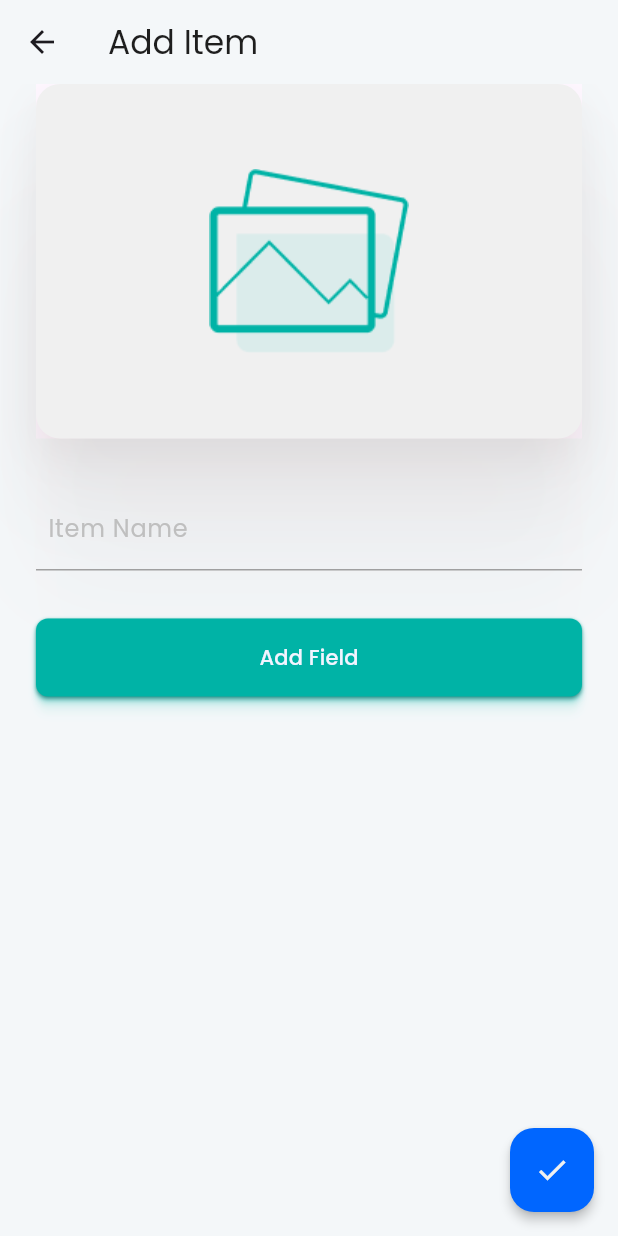
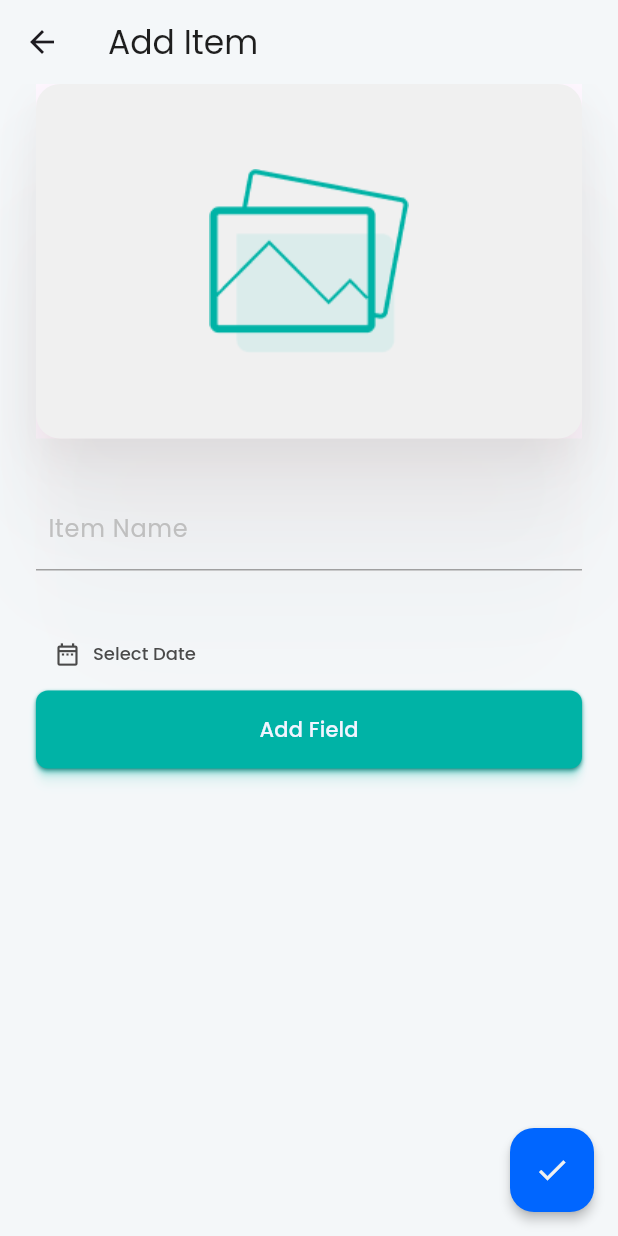
Before and after one commit to m-emrec/nfc_box, a Flutter app: the CreateItem screen opened by its route, on a phone screen of 412 x 824 dp. Run offline on Flutter 3.47's test engine with Material 3 defaults, Android fonts, the phone set to English and light mode, and no system bars; drawn by our look-alikes of toastification; our stand-ins replace cloud_firestore, email_validator, firebase_auth, firebase_core, flutter_markdown, flutter_riverpod and 6 more; missing offline and left inert: ticker_text; accounts and stored records are empty.

Commit message:
Add: UI Elements Added * field_name added * CreateItemModel added * Necessary text fields added * date_field added

```diff
--- /dev/null
+++ b/lib/features/create item/enums/field_names.dart
@@ -0,0 +1,7 @@
+// ignore_for_file: constant_identifier_names
+
+enum FieldNames {
+  Color,
+  Text,
+  Date,
+}
--- /dev/null
+++ b/lib/features/create item/model/field_model.dart
@@ -0,0 +1,15 @@
+import 'package:flutter/material.dart';
+
+class FieldModel {
+  final Widget fieldName;
+  final Widget field;
+  final TextEditingController fieldNameController;
+  final TextEditingController fieldController;
+
+  FieldModel({
+    required this.fieldName,
+    required this.field,
+    required this.fieldNameController,
+    required this.fieldController,
+  });
+}
--- /dev/null
+++ b/lib/features/create item/providers/providers.dart
@@ -0,0 +1,11 @@
+import 'package:flutter_riverpod/flutter_riverpod.dart';
+import 'package:nfc_box/features/create%20item/model/field_model.dart';
+import 'package:nfc_box/features/create%20item/model/item.dart';
+
+final fieldListProvider = StateProvider<List<FieldModel>>((ref) {
+  return [];
+});
+
+final itemProvider = StateProvider<CreateItemModel>((ref) {
+  return CreateItemModel();
+});
--- a/lib/features/create item/view/create_item.dart
+++ b/lib/features/create item/view/create_item.dart
@@ -1,18 +1,24 @@
 import 'package:flutter/material.dart';
+import 'package:flutter_riverpod/flutter_riverpod.dart';
 import 'package:gap/gap.dart';
+import 'package:nfc_box/features/create%20item/providers/providers.dart';
 
 import '../../../core/constants/app_paddings.dart';
 import '../../../core/utils/widgets/custom_text_field.dart';
 import 'widgets/field_list.dart';
 import 'widgets/image_container.dart';
 
-class CreateItem extends StatelessWidget {
+class CreateItem extends ConsumerWidget {
   const CreateItem({super.key});
 
   @override
-  Widget build(BuildContext context) {
+  Widget build(BuildContext context, WidgetRef ref) {
     var addItem = 'Add Item';
-    return Scaffold(
+    return PopScope(
+      onPopInvokedWithResult: (didPop, result) =>
+          ref.read(fieldListProvider).clear(),
+      child: Scaffold(
+        resizeToAvoidBottomInset: false,
         appBar: AppBar(
           title: Text(addItem),
         ),
@@ -23,16 +29,19 @@ class CreateItem extends StatelessWidget {
         body: Padding(
           padding: AppPaddings.authHPadding,
           child: SafeArea(
+            child: SingleChildScrollView(
               child: Column(
                 children: [
-              ImageContainer(),
-              MaxGap(AppPaddings.lPadding),
+                  const ImageContainer(),
+                  Gap(AppPaddings.lPadding),
                   CustomTextField(
                     label: "Item Name",
                   ),
-              MaxGap(AppPaddings.lPadding),
-              const FieldList(),
+                  Gap(AppPaddings.lPadding),
+                  FieldList(),
                 ],
+              ),
+            ),
           ),
         ),
       ),
--- a/lib/features/create item/view/widgets/field_list.dart
+++ b/lib/features/create item/view/widgets/field_list.dart
@@ -1,40 +1,76 @@
 import 'package:flutter/material.dart';
+import 'package:flutter_riverpod/flutter_riverpod.dart';
+import 'package:nfc_box/core/constants/app_paddings.dart';
+import 'package:nfc_box/core/utils/widgets/custom_text_field.dart';
+import 'package:nfc_box/features/create%20item/model/field_model.dart';
+import 'package:nfc_box/features/create%20item/model/item.dart';
+import 'package:nfc_box/features/create%20item/view/widgets/fields/date_field.dart';
+import 'package:nfc_box/features/create%20item/view/widgets/fields/field_name.dart';
+import 'package:nfc_box/logger.dart';
 
 import '../../../../core/utils/widgets/buttons/responsive_button.dart';
-import 'choose_field_type_sheet.dart';
+import '../../providers/providers.dart';
 
-class FieldList extends StatefulWidget {
+class FieldList extends ConsumerStatefulWidget {
   const FieldList({super.key});
 
   @override
-  State<FieldList> createState() => _FieldListState();
+  ConsumerState<FieldList> createState() => _FieldListState();
 }
 
-class _FieldListState extends State<FieldList> {
-  showBottoSheet() async {
-    await showModalBottomSheet(
-      context: context,
-      builder: (context) => const ChooseFieldTypeSheet(),
-    );
+class _FieldListState extends ConsumerState<FieldList> {
+  showBottomSheet() async {
+    ref.read(fieldListProvider.notifier).update((list) => [
+          ...list,
+          FieldModel(
+            fieldName: FieldName(
+              index: 1,
+              controller: TextEditingController(),
+            ),
+            field: CustomTextField(),
+            fieldNameController: TextEditingController(),
+            fieldController: TextEditingController(),
+          ),
+        ]);
+    // await showModalBottomSheet(
+    //   context: context,
+    //   builder: (context) => const ChooseFieldTypeSheet(),
+    // );
   }
 
-  // List<CustomTextField> _fieldList;
+  @override
+  void initState() {
+    super.initState();
+  }
+
   @override
   Widget build(BuildContext context) {
-    return Expanded(
-      child: Column(
-        children: [
-          ListView(
-            shrinkWrap: true,
-            children: [],
-          ),
-          ResponsiveElevatedButton(
-            onPressed: () => showBottoSheet(),
-            child: Text("Add Field"),
-            isPrimary: false,
-          ),
-        ],
-      ),
+    return ListView(
+      physics: const NeverScrollableScrollPhysics(),
+      shrinkWrap: true,
+      keyboardDismissBehavior: ScrollViewKeyboardDismissBehavior.onDrag,
+      children: [
+        ...ref.watch(fieldListProvider).map(
+              (e) => Padding(
+                padding: EdgeInsets.only(bottom: AppPaddings.lPadding),
+                child: Column(
+                  children: [
+                    e.fieldName,
+                    Padding(
+                      padding: EdgeInsets.only(left: AppPaddings.lPadding),
+                      child: e.field,
+                    ),
+                  ],
+                ),
+              ),
+            ),
+        FieldDate(),
+        ResponsiveElevatedButton(
+          onPressed: () => showBottomSheet(),
+          isPrimary: false,
+          child: const Text("Add Field"),
+        ),
+      ],
     );
   }
 }
--- /dev/null
+++ b/lib/features/create item/view/widgets/fields/date_field.dart
@@ -0,0 +1,50 @@
+import 'package:flutter/material.dart';
+import 'package:gap/gap.dart';
+import 'package:intl/intl.dart';
+import 'package:nfc_box/core/constants/app_paddings.dart';
+
+class FieldDate extends StatefulWidget {
+  const FieldDate({super.key});
+
+  @override
+  State<FieldDate> createState() => _FieldDateState();
+}
+
+class _FieldDateState extends State<FieldDate> {
+  DateTime? selectedDate;
+  showDatePicker(context) {
+    showDialog(
+      context: context,
+      builder: (context) => DatePickerDialog(
+        firstDate: DateTime(2010),
+        lastDate: DateTime(2050),
+        currentDate: DateTime.now(),
+      ),
+    ).then((val) => setSelectedDate(val));
+  }
+
+  setSelectedDate(DateTime date) {
+    setState(() {
+      selectedDate = date;
+    });
+  }
+
+  @override
+  Widget build(BuildContext context) {
+    return TextButton(
+      onPressed: () => showDatePicker(context),
+      child: Row(
+        mainAxisAlignment: MainAxisAlignment.start,
+        children: [
+          const Icon(Icons.date_range_outlined),
+          Gap(AppPaddings.xsPadding),
+          Text(
+            selectedDate == null
+                ? "Select Date"
+                : DateFormat.MEd().format(selectedDate!),
+          ),
+        ],
+      ),
+    );
+  }
+}
```
Also changed, not shown: lib/features/create item/model/item.dart (+73 -8 lines), lib/features/create item/view/widgets/choose_field_type_sheet.dart (+14 -2 lines), lib/features/create item/view/widgets/fields/color_field.dart (added, +44 -0 lines), lib/features/create item/view/widgets/fields/field_name.dart (added, +39 -0 lines), lib/features/create item/view/widgets/fields/text_field.dart (added, +19 -0 lines). Lines whose indentation alone changed are shown as unchanged.
